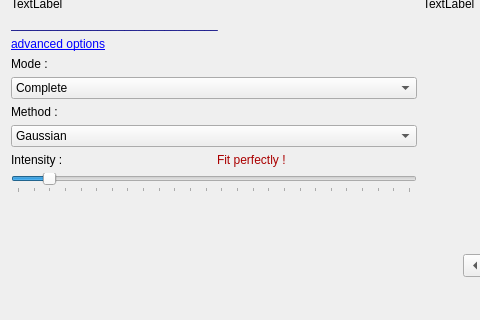
Above: software/DocCreator/src/Degradations/BlurFilterDialog.ui from DocCreator/DocCreator before the change; both pictures show x 0 to 480 and y 112 to 432 of the 1065 by 638 pixel window. Below: the same form after it.
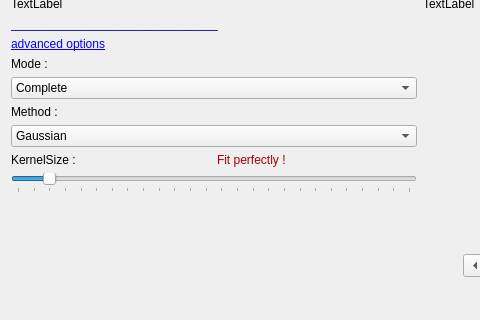
That is the form after the change.

```diff
--- a/software/DocCreator/src/Degradations/BlurFilterDialog.ui
+++ b/software/DocCreator/src/Degradations/BlurFilterDialog.ui
@@ -70,7 +70,7 @@
          <item>
           <widget class="QLabel" name="intensityLabel">
            <property name="text">
-            <string>Intensity :</string>
+            <string>KernelSize :</string>
            </property>
           </widget>
          </item>
```
Left out of the diff: 4 changed lines with no effect on the pictures.
